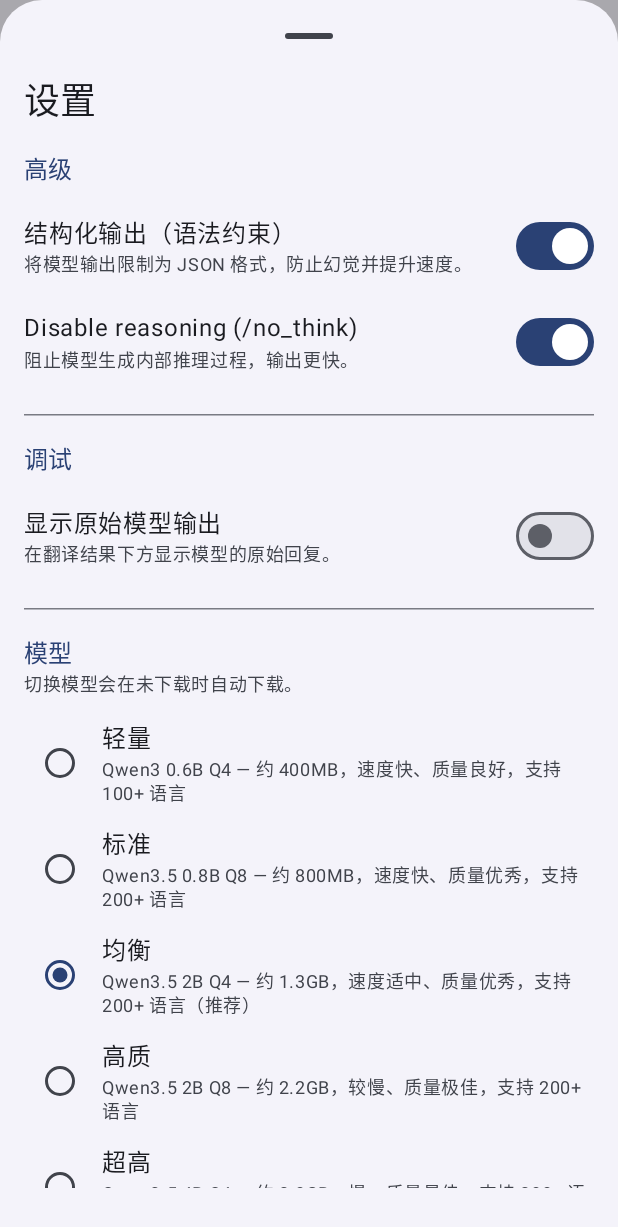
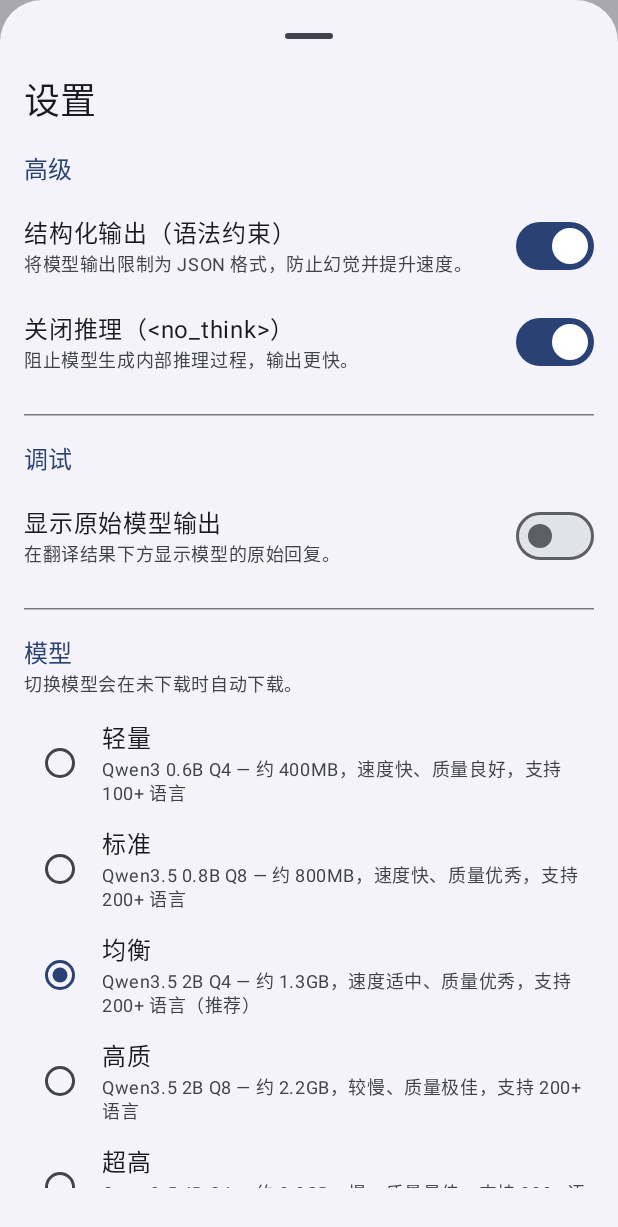
Before and after one commit to yanfyanqiu/jerome-translator-ondevice-llm, an Android app built with Jetpack Compose: the composable SettingsSheet shown on its own in the app's theme, on a phone screen of 412 x 824 dp. Shown: the top 1227 px of the screen. Run offline under Robolectric (Android 15) with nearby library versions, the light colour scheme and no system bars; network calls fail; 3 statements that could not run were skipped.

Commit message:
i18n: fix Disable reasoning label to Chinese

```diff
--- a/app/src/main/java/com/app/jerometranslator/ui/SettingsSheet.kt
+++ b/app/src/main/java/com/app/jerometranslator/ui/SettingsSheet.kt
@@ -113,7 +113,7 @@ fun SettingsSheet(
             )
 
             SettingSwitch(
-                title = "Disable reasoning (/no_think)",
+                title = "关闭推理（<no_think>）",
                 subtitle = "阻止模型生成内部推理过程，输出更快。",
                 checked = state.noThinkEnabled,
                 onCheckedChange = onNoThinkToggle,
```
